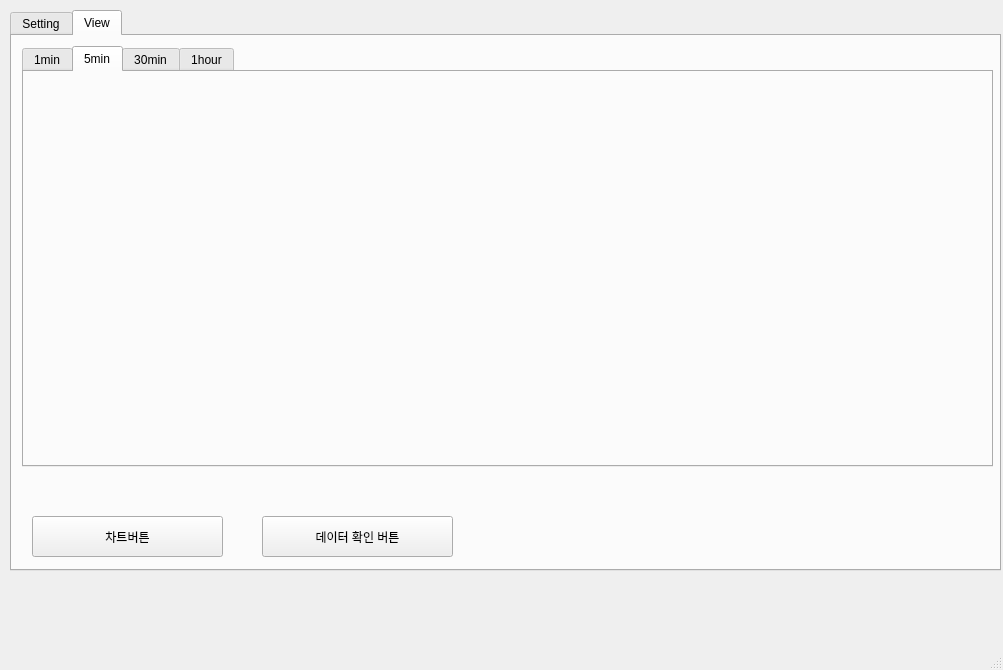
First picture: the form in window.ui, repository KimMinKing/abc, before the edit.
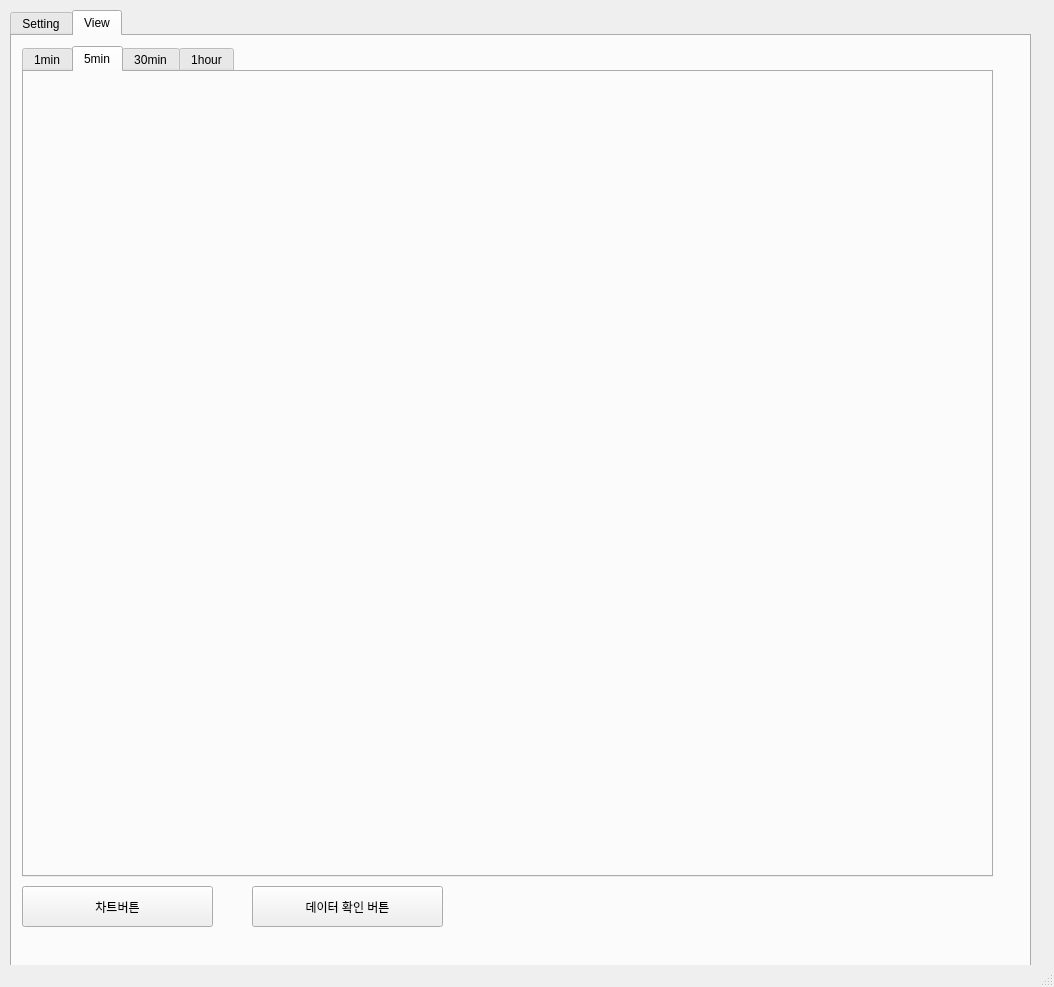
Second picture: the form after the edit. The open tabs and pages were chosen to show the change.

What changed in the file:
```diff
--- a/window.ui
+++ b/window.ui
@@ -6,10 +6,16 @@
    <rect>
     <x>0</x>
     <y>0</y>
-    <width>1003</width>
-    <height>670</height>
+    <width>1054</width>
+    <height>987</height>
    </rect>
   </property>
+  <property name="sizePolicy">
+   <sizepolicy hsizetype="Preferred" vsizetype="Preferred">
+    <horstretch>0</horstretch>
+    <verstretch>0</verstretch>
+   </sizepolicy>
+  </property>
   <property name="windowTitle">
    <string>MainWindow</string>
   </property>
@@ -19,8 +25,8 @@
      <rect>
       <x>10</x>
       <y>10</y>
-      <width>991</width>
-      <height>561</height>
+      <width>1021</width>
+      <height>991</height>
      </rect>
     </property>
     <property name="currentIndex">
@@ -200,8 +206,8 @@
      <widget class="QLabel" name="statuslabel">
       <property name="geometry">
        <rect>
-        <x>480</x>
-        <y>490</y>
+        <x>470</x>
+        <y>860</y>
         <width>491</width>
         <height>31</height>
        </rect>
@@ -213,8 +219,8 @@
      <widget class="QPushButton" name="chartbtn">
       <property name="geometry">
        <rect>
-        <x>20</x>
-        <y>480</y>
+        <x>10</x>
+        <y>850</y>
         <width>191</width>
         <height>41</height>
        </rect>
@@ -229,7 +235,7 @@
         <x>10</x>
         <y>10</y>
         <width>971</width>
-        <height>421</height>
+        <height>831</height>
        </rect>
       </property>
       <property name="currentIndex">
@@ -264,6 +270,16 @@
          </rect>
         </property>
        </widget>
+       <widget class="QWidget" name="chartWidget5" native="true">
+        <property name="geometry">
+         <rect>
+          <x>0</x>
+          <y>400</y>
+          <width>961</width>
+          <height>391</height>
+         </rect>
+        </property>
+       </widget>
       </widget>
       <widget class="QWidget" name="tab_9">
        <attribute name="title">
@@ -299,8 +315,8 @@
      <widget class="QPushButton" name="checkdatabtn">
       <property name="geometry">
        <rect>
-        <x>250</x>
-        <y>480</y>
+        <x>240</x>
+        <y>850</y>
         <width>191</width>
         <height>41</height>
        </rect>
```
Left out of the diff: 4 changed lines with no effect on the pictures.
